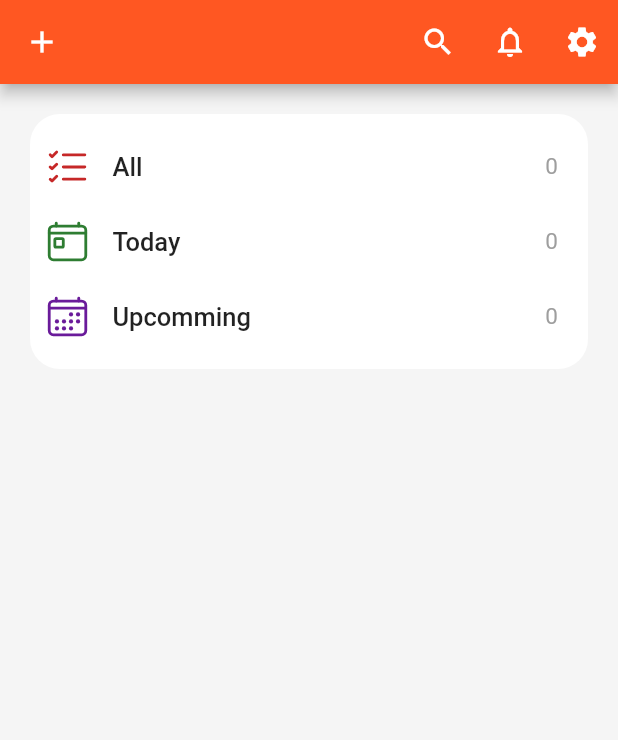
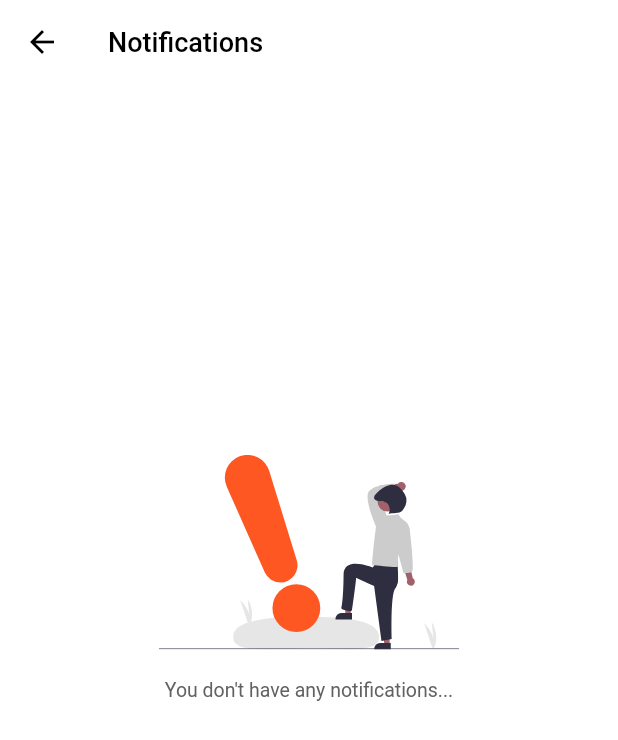
Before and after one commit to lethanhvietctt5/todos, a Flutter app: the screen it shows after launch, after a tap on the "notifications" icon, on a phone screen of 412 x 824 dp. Shown: the top 740 px of the screen. Run offline on Flutter 3.47's test engine with Material 2 defaults, Android fonts, the phone set to English and light mode, and no system bars; our stand-ins replace flutter_local_notifications, flutter_svg, shared_preferences, timezone, top_snackbar_flutter; missing offline and left inert: woozy_search.

```diff
--- a/lib/main.dart
+++ b/lib/main.dart
@@ -3,6 +3,7 @@ import 'package:provider/provider.dart';
 import 'package:todos/data_provider/todos_model.dart';
 import 'package:todos/screens/all_page.dart';
 import 'package:todos/screens/home_page.dart';
+import 'package:todos/screens/notification_page.dart';
 import 'package:todos/screens/search_page.dart';
 import 'package:todos/screens/today_page.dart';
 import 'package:todos/screens/upcomming_page.dart';
@@ -37,6 +38,8 @@ class MyApp extends StatelessWidget {
               return MaterialPageRoute(builder: (_) => const UpcommingPage());
             case '/search':
               return MaterialPageRoute(builder: (_) => const SearchPage());
+            case '/notification':
+              return MaterialPageRoute(builder: (_) => const NotificationPage());
             default:
               return MaterialPageRoute(builder: (_) => const HomePage());
           }
--- a/lib/notification_service.dart
+++ b/lib/notification_service.dart
@@ -54,16 +54,16 @@ class NotificationService {
 
     Duration offset = DateTime.now().timeZoneOffset;
     DateTime dueDate = todo.dueDate;
-    DateTime notifyDate = dueDate.subtract(const Duration(minutes: 5));
+    DateTime notifyDate = dueDate.subtract(const Duration(minutes: 10));
 
-    if (dueDate.difference(DateTime.now()).inMinutes < 5) {
+    if (dueDate.difference(DateTime.now()).inMinutes < 10) {
       await flutterLocalNotificationsPlugin.show(
         todo.id,
         todo.title,
         "Task is going to due. Let complete it !",
         platformChannelSpecifics,
       );
-    } else if (dueDate.difference(DateTime.now()).inMinutes >= 5) {
+    } else if (dueDate.difference(DateTime.now()).inMinutes >= 10) {
       await flutterLocalNotificationsPlugin.zonedSchedule(
           todo.id,
           todo.title,
--- a/lib/screens/home_page.dart
+++ b/lib/screens/home_page.dart
@@ -59,7 +59,9 @@ class _HomePageState extends State<HomePage> {
               Icons.notifications_outlined,
               color: Colors.white,
             ),
-            onPressed: () {},
+            onPressed: () {
+              Navigator.pushNamed(context, '/notification');
+            },
           ),
           IconButton(
             icon: const Icon(
--- /dev/null
+++ b/lib/screens/notification_page.dart
@@ -0,0 +1,118 @@
+import 'package:flutter/material.dart';
+import 'package:flutter/painting.dart';
+import 'package:flutter_svg/flutter_svg.dart';
+import 'package:provider/provider.dart';
+import 'package:todos/data_provider/todo_model.dart';
+import 'package:todos/data_provider/todos_model.dart';
+import 'package:todos/helpers/convert_datetime.dart';
+
+class NotificationPage extends StatelessWidget {
+  const NotificationPage({Key? key}) : super(key: key);
+
+  @override
+  Widget build(BuildContext context) {
+    return Scaffold(
+      appBar: AppBar(
+        backgroundColor: Colors.white,
+        iconTheme: const IconThemeData(
+          color: Colors.black,
+        ),
+        elevation: 0,
+        title: const Text(
+          'Notifications',
+          style: TextStyle(color: Colors.black, fontSize: 18),
+        ),
+      ),
+      backgroundColor: Colors.white,
+      body: Consumer<TodosModel>(
+        builder: (context, todos, child) {
+          List<TodoModel> notifications = [];
+          for (TodoModel todo in todos.listTodos) {
+            if (todo.dueDate.difference(DateTime.now()).inMinutes < 10) {
+              notifications.add(todo);
+            }
+          }
+
+          notifications = notifications.reversed.toList();
+          if (notifications.isEmpty) {
+            return SizedBox(
+              height: MediaQuery.of(context).size.height * 0.8,
+              child: Center(
+                child: Column(
+                  mainAxisAlignment: MainAxisAlignment.center,
+                  children: [
+                    SvgPicture.asset(
+                      "asset/svg/ic_notify.svg",
+                      width: 200,
+                    ),
+                    Container(
+                      margin: const EdgeInsets.only(top: 20),
+                      child: Text(
+                        "You don't have any notifications...",
+                        style: TextStyle(color: Colors.grey[700], fontSize: 13),
+                        maxLines: 1,
+                        overflow: TextOverflow.ellipsis,
+                      ),
+                    ),
+                  ],
+                ),
+              ),
+            );
+          }
+
+          return Container(
+            margin: const EdgeInsets.symmetric(horizontal: 10, vertical: 5),
+            child: Column(
+              crossAxisAlignment: CrossAxisAlignment.start,
+              children: [
+                Container(
+                  margin: const EdgeInsets.only(bottom: 10),
+                  child: const Text(
+                    "*Remove notifications is mean mark todo as done",
+                    style: TextStyle(color: Colors.grey, fontSize: 10),
+                  ),
+                ),
+                ListView.builder(
+                  itemCount: notifications.length,
+                  itemBuilder: (context, index) {
+                    return Card(
+                      elevation: 8,
+                      child: ListTile(
+                        title: Text(
+                          notifications[index].title,
+                          style: const TextStyle(fontSize: 15, fontWeight: FontWeight.bold),
+                          maxLines: 1,
+                          overflow: TextOverflow.ellipsis,
+                        ),
+                        subtitle: Container(
+                          margin: const EdgeInsets.only(top: 7),
+                          child: Text(
+                            DateTimeHelper(notifications[index].dueDate).convertDateTimeToString(),
+                            style: const TextStyle(color: Colors.grey, fontSize: 12),
+                          ),
+                        ),
+                        trailing: InkWell(
+                          child: SvgPicture.asset(
+                            'asset/svg/ic_remove.svg',
+                            color: Colors.red,
+                            width: 20,
+                            height: 20,
+                          ),
+                          onTap: () {
+                            todos.removeTodo(notifications[index].id);
+                          },
+                        ),
+                      ),
+                    );
+                  },
+                  shrinkWrap: true,
+                  physics: const NeverScrollableScrollPhysics(),
+                ),
+              ],
+            ),
+          );
+        },
+      ),
+    );
+  }
+}
```
Also changed, not shown: lib/helpers/convert_datetime.dart (+18 -1 lines), lib/screens/all_page.dart (+6 -3 lines), lib/screens/search_page.dart (+74 -1 lines), lib/screens/today_page.dart (+6 -3 lines), lib/screens/upcomming_page.dart (+6 -3 lines), asset/svg/ic_nodata.svg (added), asset/svg/ic_notify.svg (added), asset/svg/ic_remove.svg (added).
